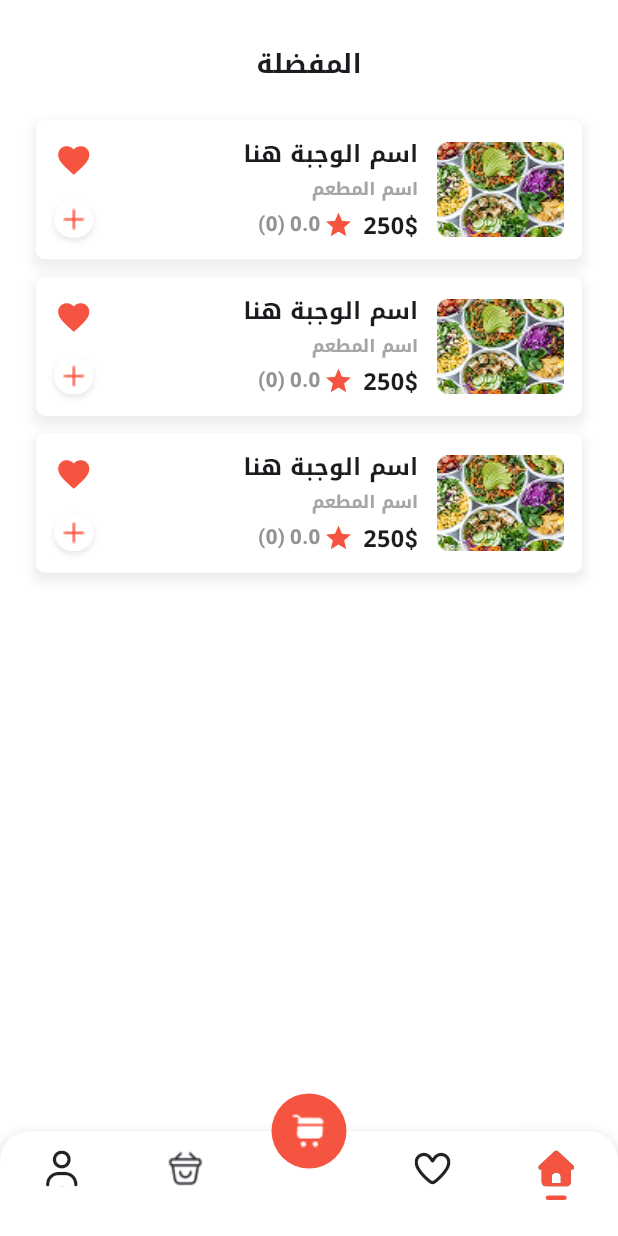
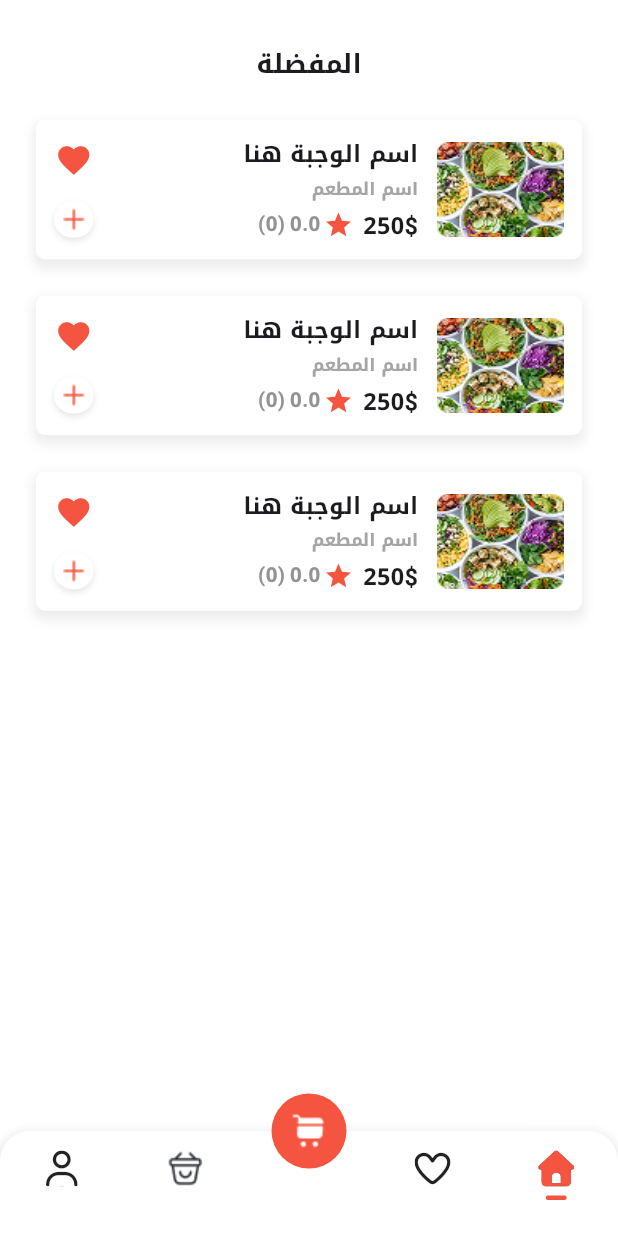
Before and after one commit to Zeiadd1310/Fast-Food-App, a Flutter app: the FavouritesView screen opened by its route, on a phone screen of 412 x 824 dp. Run offline on Flutter 3.47's test engine with Material 3 defaults, Android fonts, the phone set to English and light mode, and no system bars; our stand-ins replace bloc, flutter_bloc, flutter_screenutil, font_awesome_flutter, go_router, google_fonts.

```diff
--- a/lib/features/favourites/views/favourites_view.dart
+++ b/lib/features/favourites/views/favourites_view.dart
@@ -26,9 +26,9 @@ class FavouritesView extends StatelessWidget {
               ),
               SizedBox(height: 25.h),
               CustomFavouriteMealWidget(),
-              SizedBox(height: 12.h),
+              SizedBox(height: 25.h),
               CustomFavouriteMealWidget(),
-              SizedBox(height: 12.h),
+              SizedBox(height: 25.h),
               CustomFavouriteMealWidget(),
             ],
           ),
--- a/pubspec.yaml
+++ b/pubspec.yaml
@@ -43,6 +43,7 @@ dependencies:
   go_router: ^17.1.0
   google_fonts: ^6.2.1
   provider: ^6.1.5+1
+  sqflite: ^2.4.2
 
 dev_dependencies:
   flutter_lints: ^6.0.0
```
Also changed, not shown: pubspec.lock, 1 other file.
